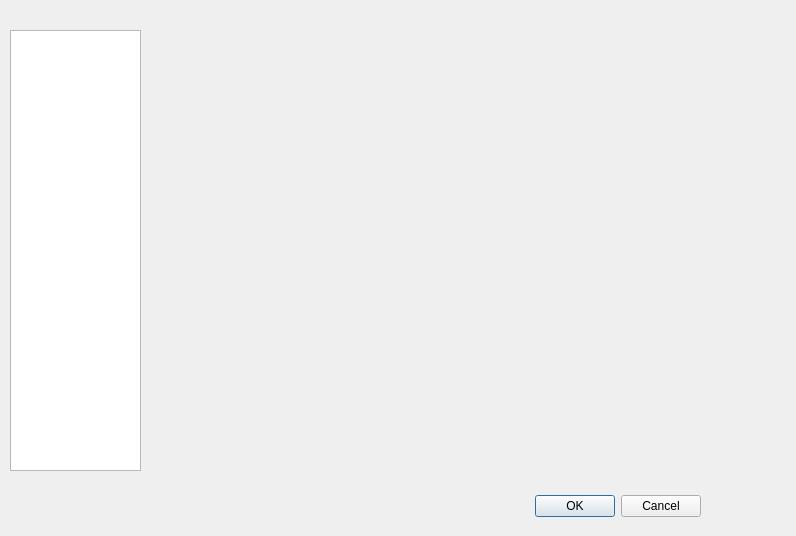
Before: the Qt Designer form ui/SelDispCombo.ui in zpzjzj/renkou, drawn with Qt 5.
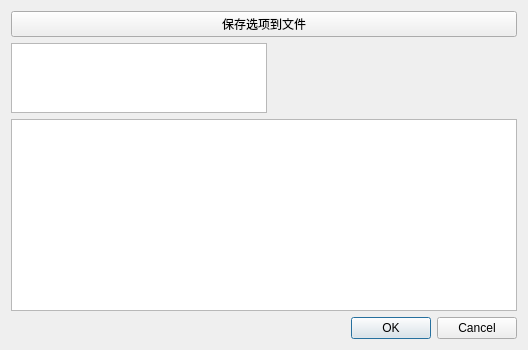
After: the same form once the commit is applied.

Patch:
```diff
--- a/ui/SelDispCombo.ui
+++ b/ui/SelDispCombo.ui
@@ -6,49 +6,82 @@
    <rect>
     <x>0</x>
     <y>0</y>
-    <width>796</width>
-    <height>536</height>
+    <width>528</width>
+    <height>298</height>
    </rect>
   </property>
+  <property name="sizePolicy">
+   <sizepolicy hsizetype="Expanding" vsizetype="Expanding">
+    <horstretch>0</horstretch>
+    <verstretch>0</verstretch>
+   </sizepolicy>
+  </property>
   <property name="windowTitle">
    <string>Dialog</string>
   </property>
-  <widget class="QDialogButtonBox" name="buttonBox">
-   <property name="geometry">
-    <rect>
-     <x>360</x>
-     <y>490</y>
-     <width>341</width>
-     <height>32</height>
-    </rect>
-   </property>
-   <property name="orientation">
-    <enum>Qt::Horizontal</enum>
-   </property>
-   <property name="standardButtons">
-    <set>QDialogButtonBox::Cancel|QDialogButtonBox::Ok</set>
-   </property>
-  </widget>
-  <widget class="QListWidget" name="mParaListWidget">
-   <property name="geometry">
-    <rect>
-     <x>10</x>
-     <y>30</y>
-     <width>131</width>
-     <height>441</height>
-    </rect>
-   </property>
-  </widget>
-  <widget class="QStackedWidget" name="mStackedWidget">
-   <property name="geometry">
-    <rect>
-     <x>160</x>
-     <y>20</y>
-     <width>561</width>
-     <height>451</height>
-    </rect>
-   </property>
-  </widget>
+  <layout class="QVBoxLayout" name="verticalLayout_2">
+   <item>
+    <widget class="QPushButton" name="mSaveToFileBtn">
+     <property name="text">
+      <string>保存选项到文件</string>
+     </property>
+    </widget>
+   </item>
+   <item>
+    <layout class="QVBoxLayout" name="verticalLayout">
+     <item>
+      <layout class="QHBoxLayout" name="horizontalLayout">
+       <item>
+        <widget class="QListWidget" name="mParaListWidget">
+         <property name="sizePolicy">
+          <sizepolicy hsizetype="Minimum" vsizetype="Expanding">
+           <horstretch>0</horstretch>
+           <verstretch>0</verstretch>
+          </sizepolicy>
+         </property>
+        </widget>
+       </item>
+       <item>
+        <widget class="QStackedWidget" name="mStackedWidget">
+         <property name="sizePolicy">
+          <sizepolicy hsizetype="Expanding" vsizetype="Expanding">
+           <horstretch>0</horstretch>
+           <verstretch>0</verstretch>
+          </sizepolicy>
+         </property>
+        </widget>
+       </item>
+      </layout>
+     </item>
+     <item>
+      <widget class="QListWidget" name="mSelectedSchemeWidget">
+       <property name="sizePolicy">
+        <sizepolicy hsizetype="Expanding" vsizetype="Minimum">
+         <horstretch>0</horstretch>
+         <verstretch>0</verstretch>
+        </sizepolicy>
+       </property>
+      </widget>
+     </item>
+     <item>
+      <widget class="QDialogButtonBox" name="buttonBox">
+       <property name="sizePolicy">
+        <sizepolicy hsizetype="Expanding" vsizetype="Maximum">
+         <horstretch>0</horstretch>
+         <verstretch>0</verstretch>
+        </sizepolicy>
+       </property>
+       <property name="orientation">
+        <enum>Qt::Horizontal</enum>
+       </property>
+       <property name="standardButtons">
+        <set>QDialogButtonBox::Cancel|QDialogButtonBox::Ok</set>
+       </property>
+      </widget>
+     </item>
+    </layout>
+   </item>
+  </layout>
  </widget>
  <resources/>
  <connections>
```
